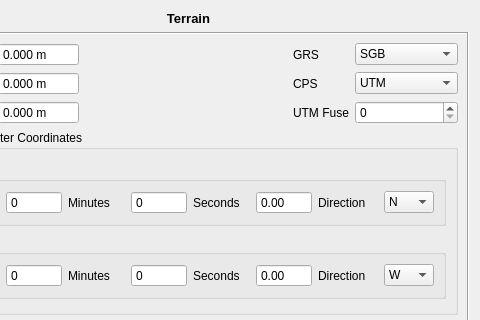
First picture: the form in interface/project/TerrainLayout.ui, repository e-foto/e-foto, before the edit; both pictures show x 103 to 583 and y 0 to 320 of the 583 by 406 pixel window.
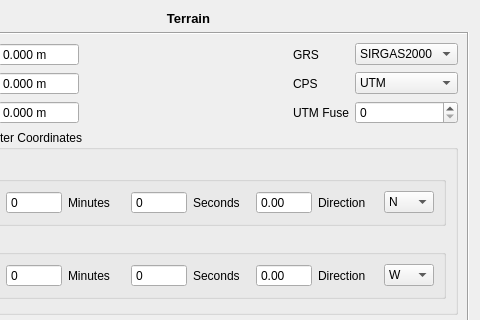
Second picture: the form after the edit.

Diff of the .ui file:
```diff
--- a/interface/project/TerrainLayout.ui
+++ b/interface/project/TerrainLayout.ui
@@ -54,11 +54,6 @@
         </item>
         <item row="0" column="4">
          <widget class="QComboBox" name="grsComboBox">
-          <item>
-           <property name="text">
-            <string>SGB</string>
-           </property>
-          </item>
           <item>
            <property name="text">
             <string>SIRGAS2000</string>
```
